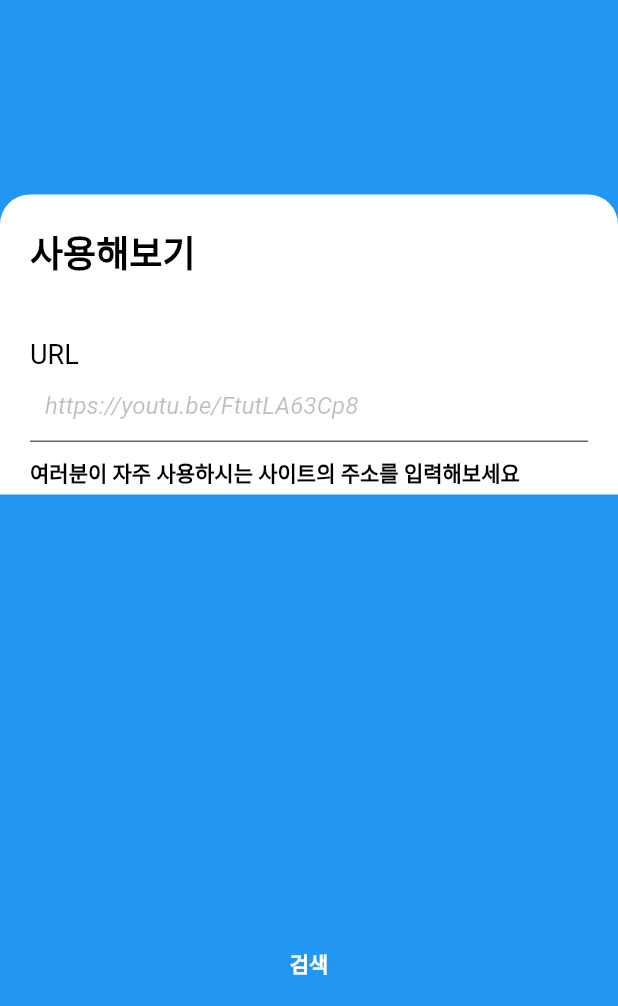
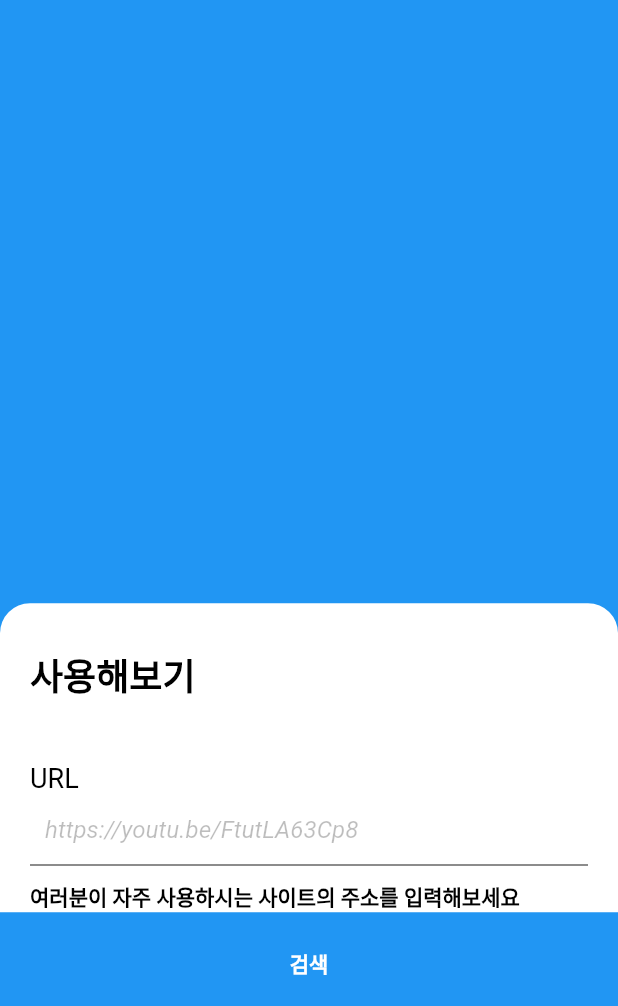
Before and after one commit to kimdw9983/oembed_flutter, a Flutter app: the screen it shows after launch, on a phone screen of 412 x 824 dp, the part 230-1236 px from its top. Run offline on Flutter 3.47's test engine with Material 2 defaults, Android fonts, the phone set to English and light mode, and no system bars; our stand-ins replace webview_flutter.

Commit message:
Update home.dart

```diff
--- a/lib/home.dart
+++ b/lib/home.dart
@@ -23,12 +23,16 @@ class _InputFormState extends State<InputForm> {
     super.initState();
   }
 
-  double bannerHeight = 200;
-
   @override
   Widget build(BuildContext context) {
-    return Container(
-      height: bannerHeight,
+    return DraggableScrollableSheet(
+      initialChildSize: 0.5,
+      minChildSize: 0.1,
+      maxChildSize: 1,
+      builder: (BuildContext context, ScrollController scrollController) {
+        return SingleChildScrollView(
+          controller: scrollController,
+          child: Container(
             decoration: const BoxDecoration(
               color: Colors.white,
               borderRadius: BorderRadius.only(
@@ -36,12 +40,12 @@ class _InputFormState extends State<InputForm> {
                 topRight: Radius.circular(20.0)
               ),
             ),
-      child: SingleChildScrollView(
             child: Padding(
-          padding: const EdgeInsets.all(20.0),
+              padding: const EdgeInsets.symmetric(horizontal: 20.0),
               child: Column(
                 crossAxisAlignment: CrossAxisAlignment.start,
                 children: [
+                  const Padding(padding: EdgeInsets.symmetric(vertical: 15.0)),
                   const Text(
                     '사용해보기',
                     style: TextStyle(
@@ -81,10 +85,13 @@ class _InputFormState extends State<InputForm> {
                         fontWeight: FontWeight.bold
                     ),
                   ),
+                  //const Spacer(),
                 ],
               ),
             ),
           ),
+        );
+      }
     );
   }
 }
@@ -136,8 +143,14 @@ class _MyHomePageState extends State<MyHomePage> {
                 ),
               ),
             ),
-            const Padding(padding: EdgeInsets.symmetric(vertical: 65.0)),
-            InputForm(url: urlField),
+            const Padding(padding: EdgeInsets.symmetric(vertical: 95.0)),
+            Expanded(
+              flex: 1,
+              child: Align(
+                alignment: Alignment.bottomCenter,
+                child: InputForm(url: urlField),
+              ),
+            ),
           ],
         ),
       ),
```
Lines whose indentation alone changed are shown as unchanged.
